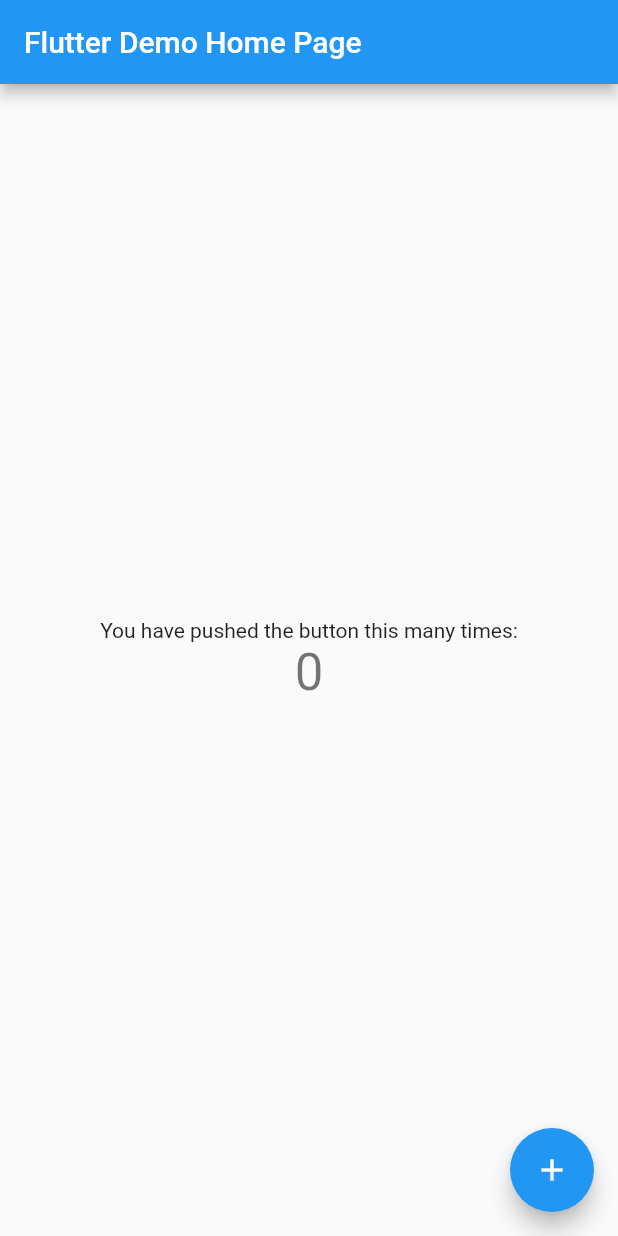
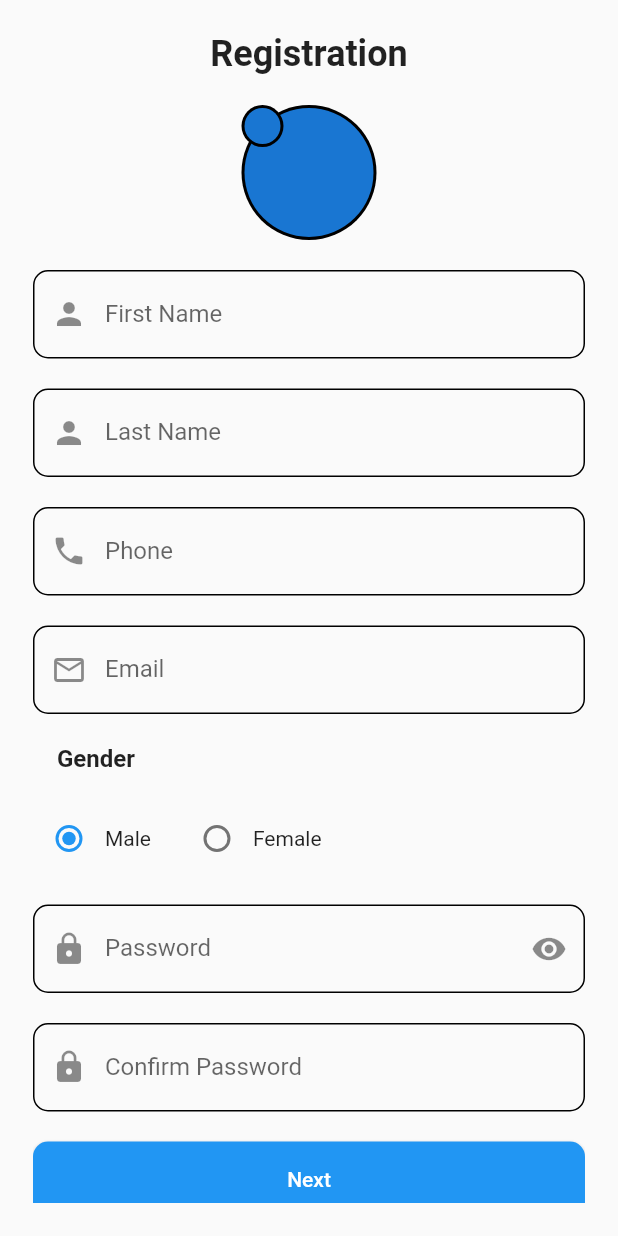
Before and after one commit to AakashGohilNeoSoft/registration_app, a Flutter app: the screen it shows after launch, on a phone screen of 412 x 824 dp. Run offline on Flutter 3.47's test engine with Material 2 defaults, Android fonts, the phone set to English and light mode, and no system bars.

Commit message:
basic UI for registration page

```diff
--- /dev/null
+++ b/lib/common_widgets/base_button.dart
@@ -0,0 +1,21 @@
+import 'package:flutter/material.dart';
+
+class BaseButton extends StatelessWidget {
+  const BaseButton({Key? key, required this.buttonText}) : super(key: key);
+  final String buttonText;
+
+  @override
+  Widget build(BuildContext context) {
+    return SizedBox(
+      width: double.infinity,
+      height: 50,
+      child: ElevatedButton(
+        onPressed: () {},
+        style: ElevatedButton.styleFrom(
+            shape: RoundedRectangleBorder(
+                borderRadius: BorderRadius.circular(10))),
+        child: Text(buttonText),
+      ),
+    );
+  }
+}
--- /dev/null
+++ b/lib/common_widgets/base_text_field.dart
@@ -0,0 +1,35 @@
+import 'package:flutter/material.dart';
+
+class BaseTextField extends StatelessWidget {
+  const BaseTextField(
+      {Key? key,
+      required this.textEditingController,
+      required this.hintText,
+      required this.prefixIcon,
+      required this.lable,
+      this.suffixIcon})
+      : super(key: key);
+  final TextEditingController textEditingController;
+  final String hintText;
+  final IconData prefixIcon;
+  final IconData? suffixIcon;
+  final String lable;
+
+  @override
+  Widget build(BuildContext context) {
+    return TextField(
+      controller: textEditingController,
+      decoration: InputDecoration(
+        prefixIcon: Icon(prefixIcon),
+        suffixIcon: suffixIcon != null ? Icon(suffixIcon) : const SizedBox(),
+        label: Text(lable),
+        hintText: hintText,
+        enabledBorder: const OutlineInputBorder(
+            borderRadius: BorderRadius.all(Radius.circular(10))),
+        disabledBorder: const OutlineInputBorder(),
+        border: const OutlineInputBorder(
+            borderRadius: BorderRadius.all(Radius.circular(10))),
+      ),
+    );
+  }
+}
--- /dev/null
+++ b/lib/common_widgets/horizontal_sizedbox.dart
@@ -0,0 +1,12 @@
+import 'package:flutter/material.dart';
+
+class HorizontalSizedBox extends StatelessWidget {
+  const HorizontalSizedBox({Key? key}) : super(key: key);
+
+  @override
+  Widget build(BuildContext context) {
+    return const SizedBox(
+      width: 20,
+    );
+  }
+}
--- /dev/null
+++ b/lib/common_widgets/vertical_sizedbox.dart
@@ -0,0 +1,12 @@
+import 'package:flutter/material.dart';
+
+class VerticalSizedBox extends StatelessWidget {
+  const VerticalSizedBox({Key? key}) : super(key: key);
+
+  @override
+  Widget build(BuildContext context) {
+    return const SizedBox(
+      height: 20,
+    );
+  }
+}
--- /dev/null
+++ b/lib/constants/string_constants.dart
@@ -0,0 +1,15 @@
+class StringConstants {
+  //Homepage
+  static const String registrationApp = 'Registration App';
+  static const String registration = 'Registration';
+  static const String firstName = 'First Name';
+  static const String lastName = 'Last Name';
+  static const String phone = 'Phone';
+  static const String email = 'Email';
+  static const String gender = 'Gender';
+  static const String male = 'Male';
+  static const String female = 'Female';
+  static const String password = 'Password';
+  static const String confirmPassword = 'Confirm Password';
+  static const String next = 'Next';
+}
--- a/lib/main.dart
+++ b/lib/main.dart
@@ -1,4 +1,7 @@
 import 'package:flutter/material.dart';
+import 'package:registration_app/constants/string_constants.dart';
+
+import 'modules/registration/registration_screen.dart';
 
 void main() {
   runApp(const MyApp());
@@ -7,109 +10,15 @@ void main() {
 class MyApp extends StatelessWidget {
   const MyApp({Key? key}) : super(key: key);
 
-  // This widget is the root of your application.
   @override
   Widget build(BuildContext context) {
     return MaterialApp(
-      title: 'Flutter Demo',
+      title: StringConstants.registrationApp,
       theme: ThemeData(
-        // This is the theme of your application.
-        //
-        // Try running your application with "flutter run". You'll see the
-        // application has a blue toolbar. Then, without quitting the app, try
-        // changing the primarySwatch below to Colors.green and then invoke
-        // "hot reload" (press "r" in the console where you ran "flutter run",
-        // or simply save your changes to "hot reload" in a Flutter IDE).
-        // Notice that the counter didn't reset back to zero; the application
-        // is not restarted.
         primarySwatch: Colors.blue,
       ),
-      home: const MyHomePage(title: 'Flutter Demo Home Page'),
+      home: const RegistrationScreen(),
+      debugShowCheckedModeBanner: false,
     );
   }
 }
-
-class MyHomePage extends StatefulWidget {
-  const MyHomePage({Key? key, required this.title}) : super(key: key);
-
-  // This widget is the home page of your application. It is stateful, meaning
-  // that it has a State object (defined below) that contains fields that affect
-  // how it looks.
-
-  // This class is the configuration for the state. It holds the values (in this
-  // case the title) provided by the parent (in this case the App widget) and
-  // used by the build method of the State. Fields in a Widget subclass are
-  // always marked "final".
-
-  final String title;
-
-  @override
-  State<MyHomePage> createState() => _MyHomePageState();
-}
-
-class _MyHomePageState extends State<MyHomePage> {
-  int _counter = 0;
-
-  void _incrementCounter() {
-    setState(() {
-      // This call to setState tells the Flutter framework that something has
-      // changed in this State, which causes it to rerun the build method below
-      // so that the display can reflect the updated values. If we changed
-      // _counter without calling setState(), then the build method would not be
-      // called again, and so nothing would appear to happen.
-      _counter++;
-    });
-  }
-
-  @override
-  Widget build(BuildContext context) {
-    // This method is rerun every time setState is called, for instance as done
-    // by the _incrementCounter method above.
-    //
-    // The Flutter framework has been optimized to make rerunning build methods
-    // fast, so that you can just rebuild anything that needs updating rather
-    // than having to individually change instances of widgets.
-    return Scaffold(
-      appBar: AppBar(
-        // Here we take the value from the MyHomePage object that was created by
-        // the App.build method, and use it to set our appbar title.
-        title: Text(widget.title),
-      ),
-      body: Center(
-        // Center is a layout widget. It takes a single child and positions it
-        // in the middle of the parent.
-        child: Column(
-          // Column is also a layout widget. It takes a list of children and
-          // arranges them vertically. By default, it sizes itself to fit its
-          // children horizontally, and tries to be as tall as its parent.
-          //
-          // Invoke "debug painting" (press "p" in the console, choose the
-          // "Toggle Debug Paint" action from the Flutter Inspector in Android
-          // Studio, or the "Toggle Debug Paint" command in Visual Studio Code)
-          // to see the wireframe for each widget.
-          //
-          // Column has various properties to control how it sizes itself and
-          // how it positions its children. Here we use mainAxisAlignment to
-          // center the children vertically; the main axis here is the vertical
-          // axis because Columns are vertical (the cross axis would be
-          // horizontal).
-          mainAxisAlignment: MainAxisAlignment.center,
-          children: <Widget>[
-            const Text(
-              'You have pushed the button this many times:',
-            ),
-            Text(
-              '$_counter',
-              style: Theme.of(context).textTheme.headline4,
-            ),
-          ],
-        ),
-      ),
-      floatingActionButton: FloatingActionButton(
-        onPressed: _incrementCounter,
-        tooltip: 'Increment',
-        child: const Icon(Icons.add),
-      ), // This trailing comma makes auto-formatting nicer for build methods.
-    );
-  }
-}
--- /dev/null
+++ b/lib/modules/registration/registration_screen.dart
@@ -0,0 +1,152 @@
+import 'package:flutter/material.dart';
+import 'package:registration_app/common_widgets/base_button.dart';
+import 'package:registration_app/common_widgets/base_text_field.dart';
+import 'package:registration_app/common_widgets/horizontal_sizedbox.dart';
+import 'package:registration_app/constants/string_constants.dart';
+
+import '../../common_widgets/vertical_sizedbox.dart';
+
+class RegistrationScreen extends StatefulWidget {
+  const RegistrationScreen({Key? key}) : super(key: key);
+
+  @override
+  State<RegistrationScreen> createState() => _RegistrationScreenState();
+}
+
+class _RegistrationScreenState extends State<RegistrationScreen> {
+  TextEditingController firstNameController = TextEditingController();
+  TextEditingController lastNameController = TextEditingController();
+  TextEditingController phoneController = TextEditingController();
+  TextEditingController emailController = TextEditingController();
+  TextEditingController passwordController = TextEditingController();
+  TextEditingController confirmPasswordController = TextEditingController();
+
+  int _groupValue = 1;
+  @override
+  Widget build(BuildContext context) {
+    return Scaffold(
+      body: SafeArea(
+        child: Padding(
+          padding: const EdgeInsets.all(22.0),
+          child: SingleChildScrollView(
+            child: Column(
+              children: [
+                const Text(
+                  StringConstants.registration,
+                  style: TextStyle(
+                    fontWeight: FontWeight.bold,
+                    fontSize: 24,
+                  ),
+                ),
+                const VerticalSizedBox(),
+                Stack(
+                  children: const [
+                    CircleAvatar(
+                      radius: 45,
+                      backgroundColor: Colors.black,
+                      child: CircleAvatar(
+                        radius: 43,
+                      ),
+                    ),
+                    CircleAvatar(
+                      radius: 14,
+                      backgroundColor: Colors.black,
+                      child: CircleAvatar(
+                        radius: 12,
+                      ),
+                    ),
+                  ],
+                ),
+                const VerticalSizedBox(),
+                BaseTextField(
+                  hintText: StringConstants.firstName,
+                  textEditingController: firstNameController,
+                  prefixIcon: Icons.person,
+                  lable: StringConstants.firstName,
+                ),
+                const VerticalSizedBox(),
+                BaseTextField(
+                  hintText: StringConstants.lastName,
+                  textEditingController: lastNameController,
+                  prefixIcon: Icons.person,
+                  lable: StringConstants.lastName,
+                ),
+                const VerticalSizedBox(),
+                BaseTextField(
+                  hintText: StringConstants.phone,
+                  textEditingController: phoneController,
+                  prefixIcon: Icons.phone,
+                  lable: StringConstants.phone,
+                ),
+                const VerticalSizedBox(),
+                BaseTextField(
+                  hintText: StringConstants.email,
+                  textEditingController: emailController,
+                  prefixIcon: Icons.email_outlined,
+                  lable: StringConstants.email,
+                ),
+                const VerticalSizedBox(),
+                Column(
+                  crossAxisAlignment: CrossAxisAlignment.start,
+                  children: [
+                    const Padding(
+                      padding: EdgeInsets.only(left: 16.0),
+                      child: Text(
+                        StringConstants.gender,
+                        style: TextStyle(
+                            fontWeight: FontWeight.bold, fontSize: 16),
+                      ),
+                    ),
+                    const VerticalSizedBox(),
+                    Row(
+                      children: [
+                        Radio(
+                            value: 1,
+                            groupValue: _groupValue,
+                            onChanged: (value) {
+                              setState(() {
+                                _groupValue = value as int;
+                              });
+                            }),
+                        const Text(StringConstants.male),
+                        const HorizontalSizedBox(),
+                        Radio(
+                            value: 2,
+                            groupValue: _groupValue,
+                            onChanged: (value) {
+                              setState(() {
+                                _groupValue = value as int;
+                              });
+                            }),
+                        const Text(StringConstants.female)
+                      ],
+                    ),
+                  ],
+                ),
+                const VerticalSizedBox(),
+                BaseTextField(
+                  hintText: StringConstants.password,
+                  textEditingController: passwordController,
+                  prefixIcon: Icons.lock,
+                  lable: StringConstants.password,
+                  suffixIcon: Icons.remove_red_eye,
+                ),
+                const VerticalSizedBox(),
+                BaseTextField(
+                  hintText: StringConstants.confirmPassword,
+                  textEditingController: confirmPasswordController,
+                  prefixIcon: Icons.lock,
+                  lable: StringConstants.confirmPassword,
+                ),
+                const VerticalSizedBox(),
+                const BaseButton(
+                  buttonText: StringConstants.next,
+                )
+              ],
+            ),
+          ),
+        ),
+      ),
+    );
+  }
+}
```
